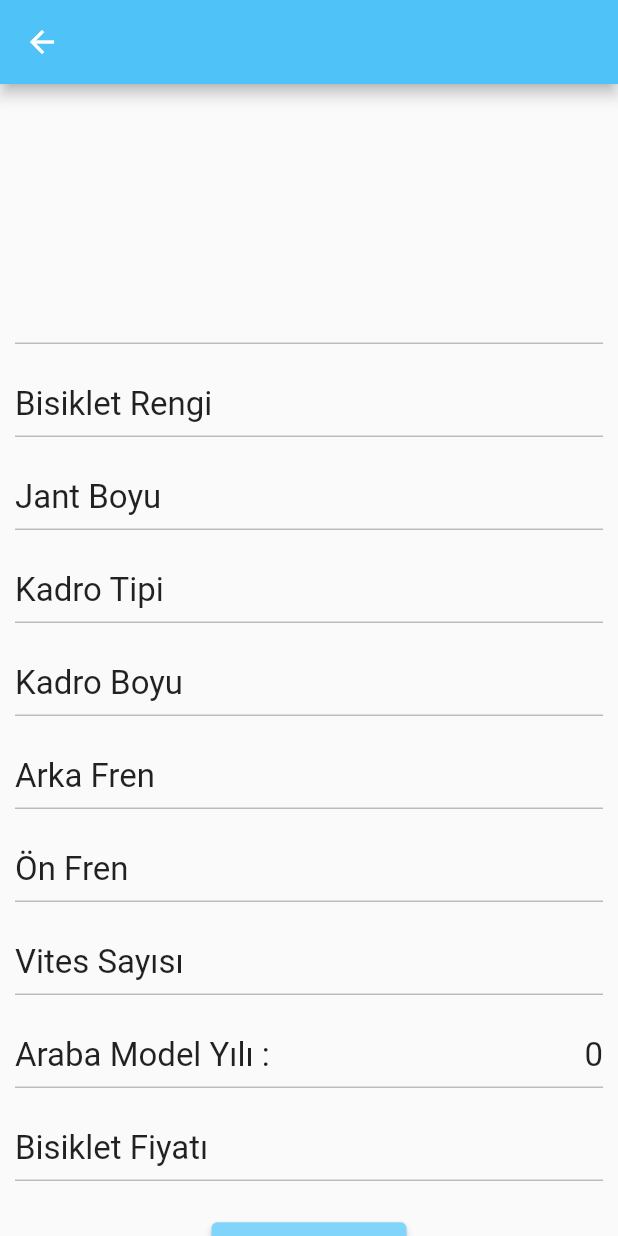
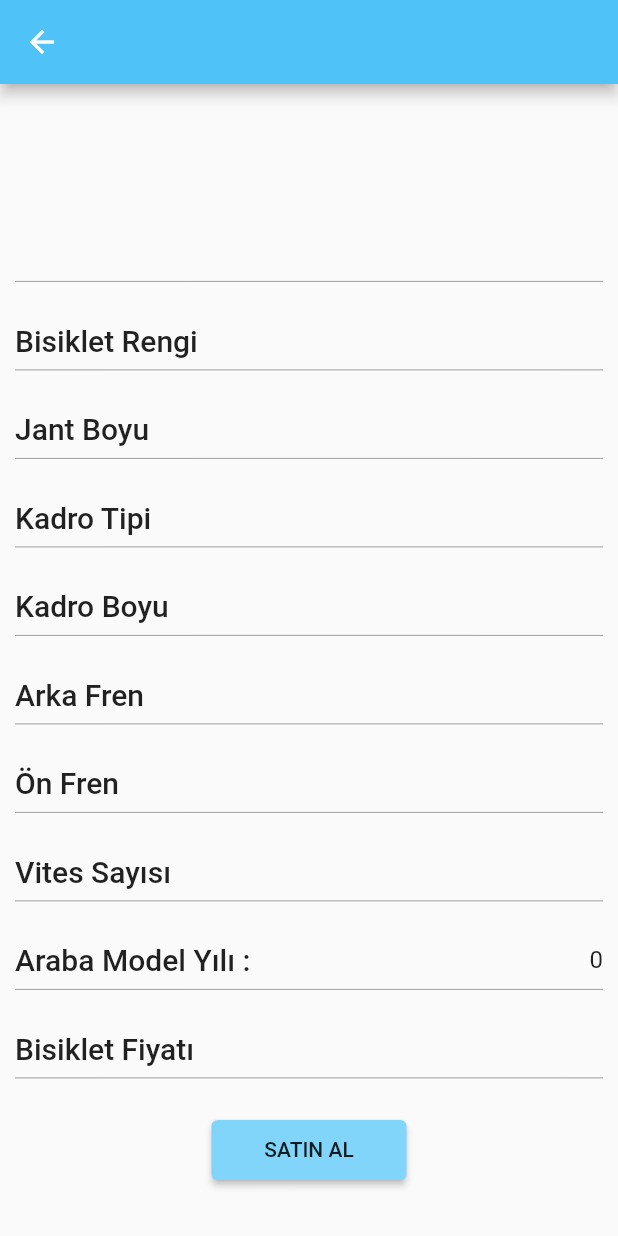
Before and after one commit to BerkayUludogan/rental_sale_app, a Flutter app: the BicycleDetailsView screen opened directly with empty values, on a phone screen of 412 x 824 dp. Run offline on Flutter 3.47's test engine with Material 2 defaults, Android fonts, the phone set to English and light mode, and no system bars; our stand-ins replace gap, hive, hive_flutter, keyboard_dismisser; accounts and stored records are empty.

Commit message:
Adjustments were made to the detail pages.

```diff
--- a/lib/core/companents/widgets/bicycle_details.dart
+++ b/lib/core/companents/widgets/bicycle_details.dart
@@ -1,5 +1,6 @@
 import 'package:flutter/material.dart';
 import 'package:gap/gap.dart';
+import 'package:rental_sale_app/core/constants/color_constant.dart';
 import 'package:rental_sale_app/core/constants/string_constant.dart';
 import 'package:rental_sale_app/feature/add_listing/add_listing_bicycle/model/bicycle_model.dart';
 import 'package:rental_sale_app/product/manager/bicycle_cache_manager.dart';
@@ -40,34 +41,34 @@ class _BicycleDetailsViewState extends State<BicycleDetailsView> {
             crossAxisAlignment: CrossAxisAlignment.start,
             children: [
               _customBicycleBrand(context),
-              const Divider(color: Colors.grey),
+              Divider(color: ColorConstant.dividerColor),
               const Gap(20),
               _customBicycleColor(),
-              const Divider(color: Colors.grey),
+              Divider(color: ColorConstant.dividerColor),
               const Gap(20),
               _customBicycleWheelSize(),
-              const Divider(color: Colors.grey),
+              Divider(color: ColorConstant.dividerColor),
               const Gap(20),
               _customBicycleFrameType(),
-              const Divider(color: Colors.grey),
+              Divider(color: ColorConstant.dividerColor),
               const Gap(20),
               _customBicycleFrameSize(),
-              const Divider(color: Colors.grey),
+              Divider(color: ColorConstant.dividerColor),
               const Gap(20),
               _customBicycleFrontBrake(),
-              const Divider(color: Colors.grey),
+              Divider(color: ColorConstant.dividerColor),
               const Gap(20),
               _customBicycleRearBrake(),
-              const Divider(color: Colors.grey),
+              Divider(color: ColorConstant.dividerColor),
               const Gap(20),
               _customBicycleNumberOfGears(),
-              const Divider(color: Colors.grey),
+              Divider(color: ColorConstant.dividerColor),
               const Gap(20),
               _customBicycleYear(),
-              const Divider(color: Colors.grey),
+              Divider(color: ColorConstant.dividerColor),
               const Gap(20),
               _customBicyclePrice(),
-              const Divider(color: Colors.grey),
+              Divider(color: ColorConstant.dividerColor),
               const Gap(20),
               _customPurchasedButton(context),
               const Gap(20),
@@ -109,11 +110,11 @@ class _BicycleDetailsViewState extends State<BicycleDetailsView> {
       children: [
         Text(
           informationText,
-          style: const TextStyle(fontSize: 22),
+          style: Theme.of(context).textTheme.titleLarge,
         ),
         Text(
           value,
-          style: const TextStyle(fontSize: 22),
+          style: Theme.of(context).textTheme.titleMedium,
         ),
       ],
     );
@@ -121,12 +122,12 @@ class _BicycleDetailsViewState extends State<BicycleDetailsView> {
 
   Container _customBicycleBrand(BuildContext context) {
     return Container(
-      height: MediaQuery.of(context).size.height * 0.2,
+      height: MediaQuery.of(context).size.height * 0.15,
       width: MediaQuery.of(context).size.width,
       alignment: Alignment.center,
       child: Text(
         widget.model.brand!.toUpperCase(),
-        style: const TextStyle(fontSize: 22, fontWeight: FontWeight.bold),
+        style: Theme.of(context).textTheme.titleLarge,
       ),
     );
   }
--- a/lib/core/constants/color_constant.dart
+++ b/lib/core/constants/color_constant.dart
@@ -8,4 +8,5 @@ class ColorConstant {
   static Color hintTextColor = Colors.grey;
   static Color floatActionColor = Colors.brown;
   static Color backgroundColor = Colors.white;
+  static Color dividerColor = Colors.grey;
 }
--- a/lib/core/constants/string_constant.dart
+++ b/lib/core/constants/string_constant.dart
@@ -3,6 +3,7 @@ import 'package:flutter/material.dart';
 @immutable
 final class StringConstant {
   const StringConstant._();
+  static const String appTitle = 'Rental and Sale ';
   static const String purchased = 'SATIN AL';
   static const String carBrand = 'Araba Markası';
   static const String carModel = 'Araba Modeli';
--- a/lib/main.dart
+++ b/lib/main.dart
@@ -1,6 +1,7 @@
 import 'package:flutter/material.dart';
 import 'package:hive_flutter/adapters.dart';
 import 'package:rental_sale_app/core/constants/color_constant.dart';
+import 'package:rental_sale_app/core/constants/string_constant.dart';
 import 'package:rental_sale_app/feature/home/home_view.dart';
 
 void main() async {
@@ -16,7 +17,7 @@ class MyApp extends StatelessWidget {
   Widget build(BuildContext context) {
     return MaterialApp(
       debugShowCheckedModeBanner: false,
-      title: 'Rental and Sale ',
+      title: StringConstant.appTitle,
       theme: ThemeData(
         floatingActionButtonTheme: FloatingActionButtonThemeData(
           backgroundColor: ColorConstant.themeColor,
@@ -30,7 +31,7 @@ class MyApp extends StatelessWidget {
       home: Scaffold(
         appBar: AppBar(
           elevation: 1,
-          title: const Text('Rental and Sale'),
+          title: const Text(StringConstant.appTitle),
         ),
         body: const Center(child: HomeView()),
       ),
```
Also changed, not shown: lib/core/companents/widgets/car_details.dart (+15 -14 lines), lib/core/companents/widgets/motocycle_details.dart (+8 -7 lines), lib/feature/rental_sale_view/bicycle/rental_sale_bicycle_view.dart (+37 -21 lines), lib/feature/rental_sale_view/car/rental_sale_car_view.dart (+40 -37 lines).
